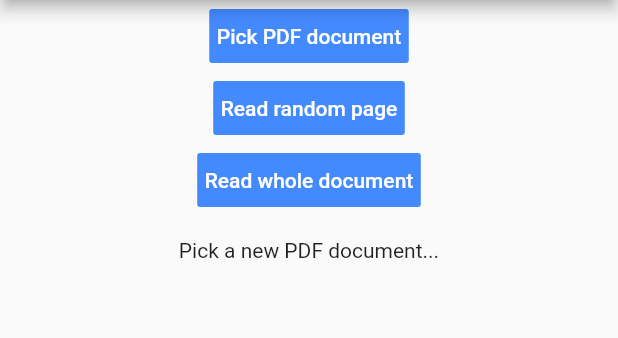
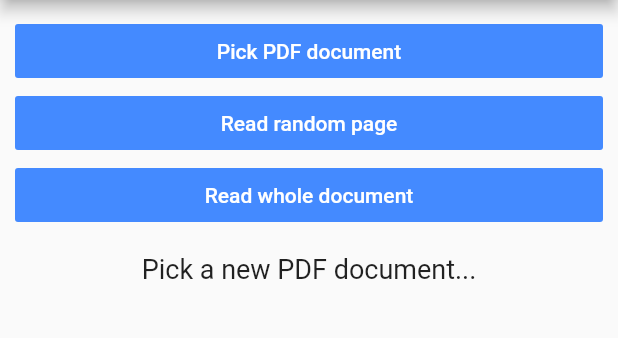
Before and after one commit to AlessioLuciani/flutter-pdf-text, a Flutter app: the screen it shows after launch, after a tap on "Read random page", on a phone screen of 412 x 824 dp, the part 84-422 px from its top. Run offline on Flutter 3.47's test engine with Material 2 defaults, Android fonts, the phone set to English and light mode, and no system bars; our stand-ins replace file_picker.

Commit message:
Reorganize example app UI

```diff
--- a/example/lib/main.dart
+++ b/example/lib/main.dart
@@ -35,7 +35,10 @@ class _MyAppState extends State<MyApp> {
         appBar: AppBar(
           title: const Text('PDF Text Example'),
         ),
-        body: Column(
+        body: Container(
+          alignment: Alignment.center,
+          padding: EdgeInsets.all(10),
+          child: ListView(
             children: <Widget>[
               FlatButton(
                 child: Text("Pick PDF document",
@@ -61,23 +64,24 @@ class _MyAppState extends State<MyApp> {
 
               Padding(
                 child: Text(_pdfDoc == null ? "Pick a new PDF document..."
-                  : "PDF document picked, ${_pdfDoc.length} pages\n"),
+                    : "PDF document picked, ${_pdfDoc.length} pages\n",
+                  style: TextStyle(fontSize: 18),
+                  textAlign: TextAlign.center,),
                 padding: EdgeInsets.all(15),
               ),
               Padding(
-              child: Text(_text == "" ? "" : "Text:"),
+                child: Text(_text == "" ? "" : "Text:",
+                  style: TextStyle(fontSize: 18),
+                  textAlign: TextAlign.center,),
                 padding: EdgeInsets.all(15),
               ),
+              Text(_text),
 
-            ListView(
-              shrinkWrap: true,
-              scrollDirection: Axis.vertical,
-              children: <Widget>[
-                Text(_text)
-              ],
-            )
+
             ],
           ),
+        )
+
       ),
     );
   }
@@ -98,7 +102,7 @@ class _MyAppState extends State<MyApp> {
       _buttonsEnabled = false;
     });
 
-    String text = await _pdfDoc.pages[Random().nextInt(_pdfDoc.length-1)].text;
+    String text = await _pdfDoc.pageAt(Random().nextInt(_pdfDoc.length)+1).text;
 
     setState(() {
       _text = text;
--- a/lib/pdf_text.dart
+++ b/lib/pdf_text.dart
@@ -8,6 +8,7 @@ const MethodChannel channel = const MethodChannel('pdf_text');
 
 /// Class representing a PDF document.
 class PDFDoc {
+
 
   File _file;
   List<_PDFPage> _pages;
@@ -35,6 +36,10 @@ class PDFDoc {
   }
 
 
+  /// Gets the page of the document at the given page number.
+  _PDFPage pageAt(int pageNumber) => _pages[pageNumber - 1];
+
+
   /// Gets the pages of this document.
   /// The pages indexes start at 0, but the first page has number 1.
   /// Therefore, if you need to access the 5th page, you will do:
@@ -44,6 +49,11 @@ class PDFDoc {
 
   /// Gets the number of pages of this document.
   int get length => _pages.length;
+
+  /// Gets the entire text content of the document.
+  Future<String> get text async {
+
+  }
 
 
 }
```
Also changed, not shown: 1 other file. Lines whose indentation alone changed are shown as unchanged.
